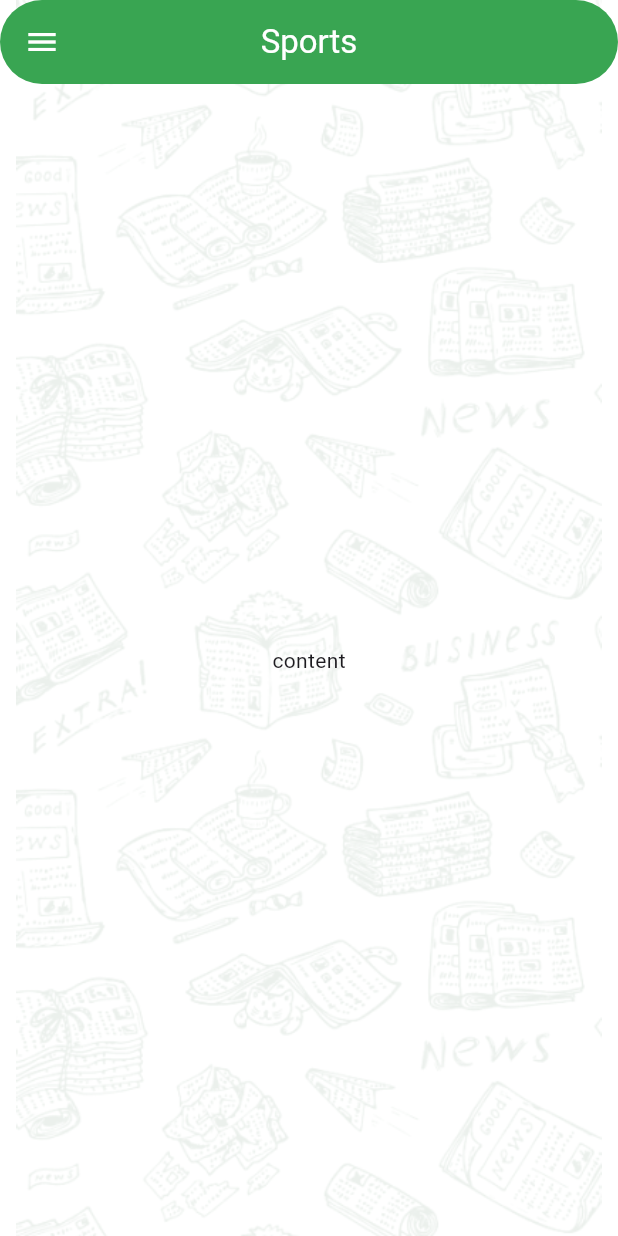
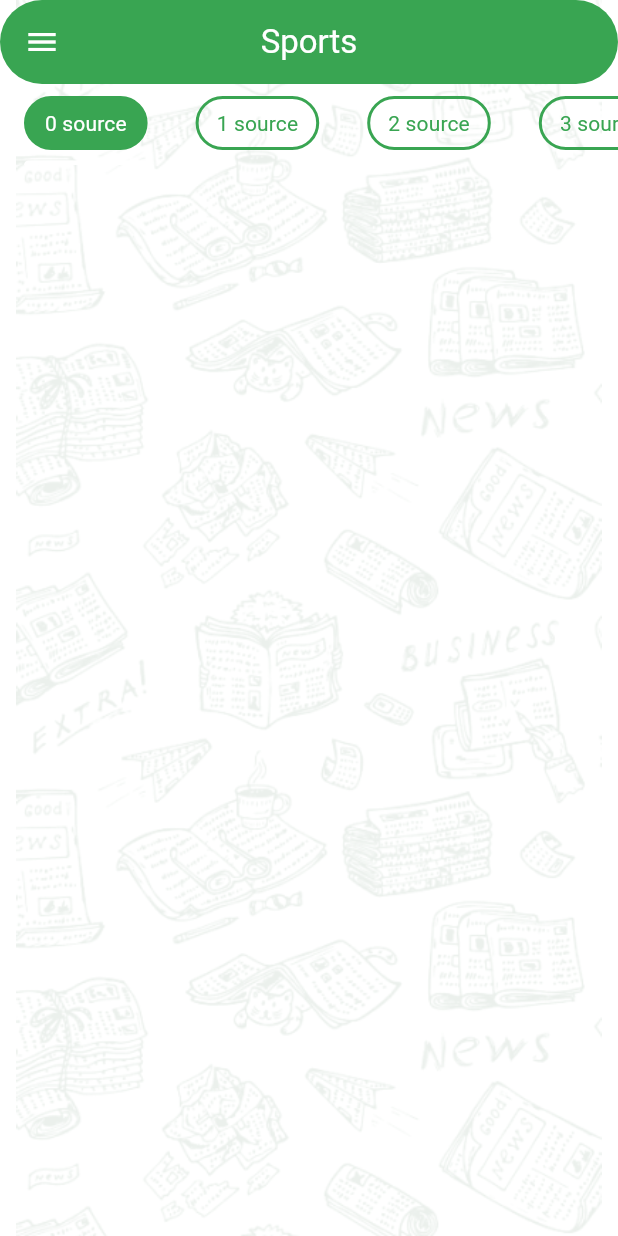
Before and after one commit to Mahmoudyuones/News-App, a Flutter app: the screen it shows after launch, after a tap on "Sports", on a phone screen of 412 x 824 dp. Run offline on Flutter 3.47's test engine with Material 3 defaults, Android fonts, the phone set to English and light mode, and no system bars.

Commit message:
Finish tapbar UI

```diff
--- a/lib/app_theme.dart
+++ b/lib/app_theme.dart
@@ -22,8 +22,9 @@ class AppTheme {
       ),
     ),
     textTheme: const TextTheme(
-      titleLarge:
-          TextStyle(fontSize: 22, fontWeight: FontWeight.bold, color: white),
-    ),
+        titleLarge:
+            TextStyle(fontSize: 22, fontWeight: FontWeight.bold, color: white),
+        titleSmall:
+            TextStyle(fontSize: 14, fontWeight: FontWeight.w400, color: black)),
   );
 }
--- /dev/null
+++ b/lib/models/sources.dart
@@ -0,0 +1,5 @@
+class Sources {
+  String id;
+  String name;
+  Sources({required this.id, required this.name});
+}
--- a/lib/news/category_details.dart
+++ b/lib/news/category_details.dart
@@ -1,13 +1,16 @@
 import 'package:flutter/material.dart';
+import 'package:news/models/sources.dart';
+import 'package:news/taps/source_tap.dart';
 
 class CategoryDetails extends StatelessWidget {
   String id;
   CategoryDetails({super.key, required this.id});
-
+  List<Sources> sources = List.generate(
+    20,
+    (index) => Sources(id: '$index', name: '${index} source'),
+  );
   @override
   Widget build(BuildContext context) {
-    return Center(
-      child: Text('content'),
-    );
+    return SourceTap(sources: sources);
   }
 }
--- /dev/null
+++ b/lib/taps/source_tap.dart
@@ -0,0 +1,43 @@
+import 'package:flutter/material.dart';
+import 'package:news/models/sources.dart';
+import 'package:news/taps/tap_item.dart';
+
+class SourceTap extends StatefulWidget {
+  SourceTap({super.key, required this.sources});
+  List<Sources> sources;
+
+  @override
+  State<SourceTap> createState() => _SourceTapState();
+}
+
+class _SourceTapState extends State<SourceTap> {
+  int selectdIndex = 0;
+  @override
+  Widget build(BuildContext context) {
+    return Column(
+      children: [
+        DefaultTabController(
+          length: widget.sources.length,
+          child: TabBar(
+            onTap: (index) {
+              selectdIndex = index;
+              setState(() {});
+            },
+            isScrollable: true,
+            tabAlignment: TabAlignment.start,
+            dividerColor: Colors.transparent,
+            indicatorColor: Colors.transparent,
+            tabs: widget.sources
+                .map(
+                  (source) => TapItem(
+                    sourceName: source.name,
+                    isSelected: selectdIndex == widget.sources.indexOf(source),
+                  ),
+                )
+                .toList(),
+          ),
+        )
+      ],
+    );
+  }
+}
--- /dev/null
+++ b/lib/taps/tap_item.dart
@@ -0,0 +1,26 @@
+import 'package:flutter/material.dart';
+import 'package:news/app_theme.dart';
+
+class TapItem extends StatelessWidget {
+  TapItem({super.key, required this.sourceName, required this.isSelected});
+  String sourceName;
+  bool isSelected;
+  @override
+  Widget build(BuildContext context) {
+    return Container(
+      decoration: BoxDecoration(
+          color: isSelected ? AppTheme.primary : Colors.transparent,
+          border: Border.all(color: AppTheme.primary, width: 2),
+          borderRadius: BorderRadius.circular(25)),
+      margin: EdgeInsets.symmetric(vertical: 8),
+      padding: EdgeInsets.symmetric(vertical: 6, horizontal: 12),
+      child: Text(
+        sourceName,
+        style: Theme.of(context)
+            .textTheme
+            .titleSmall
+            ?.copyWith(color: isSelected ? AppTheme.white : AppTheme.primary),
+      ),
+    );
+  }
+}
```
